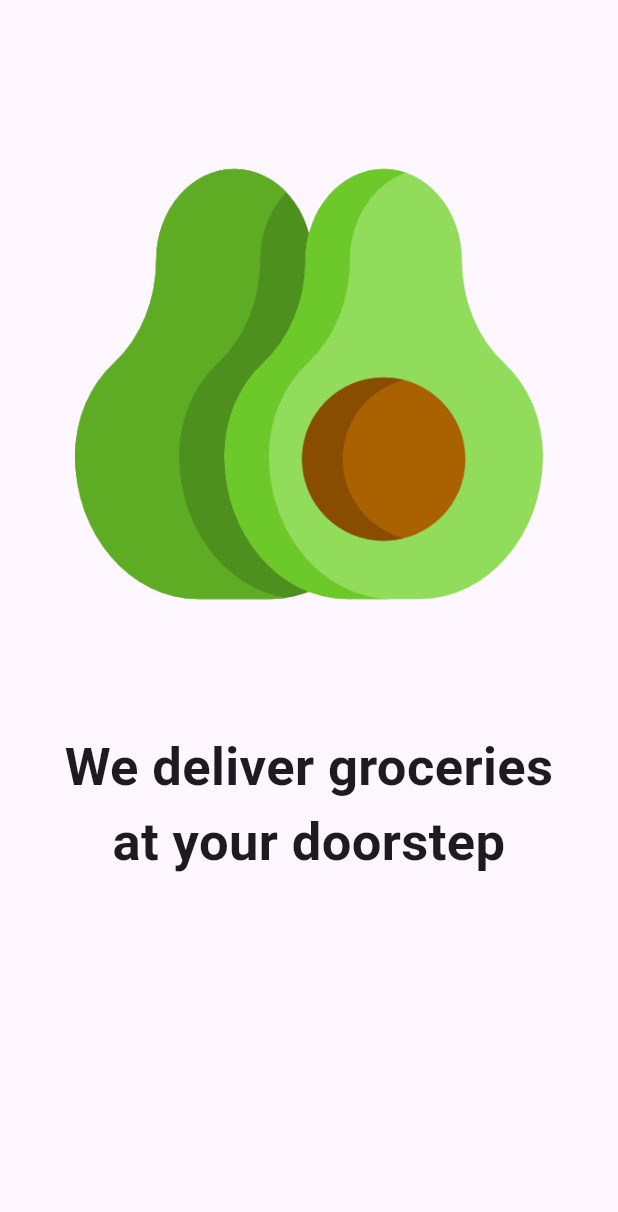
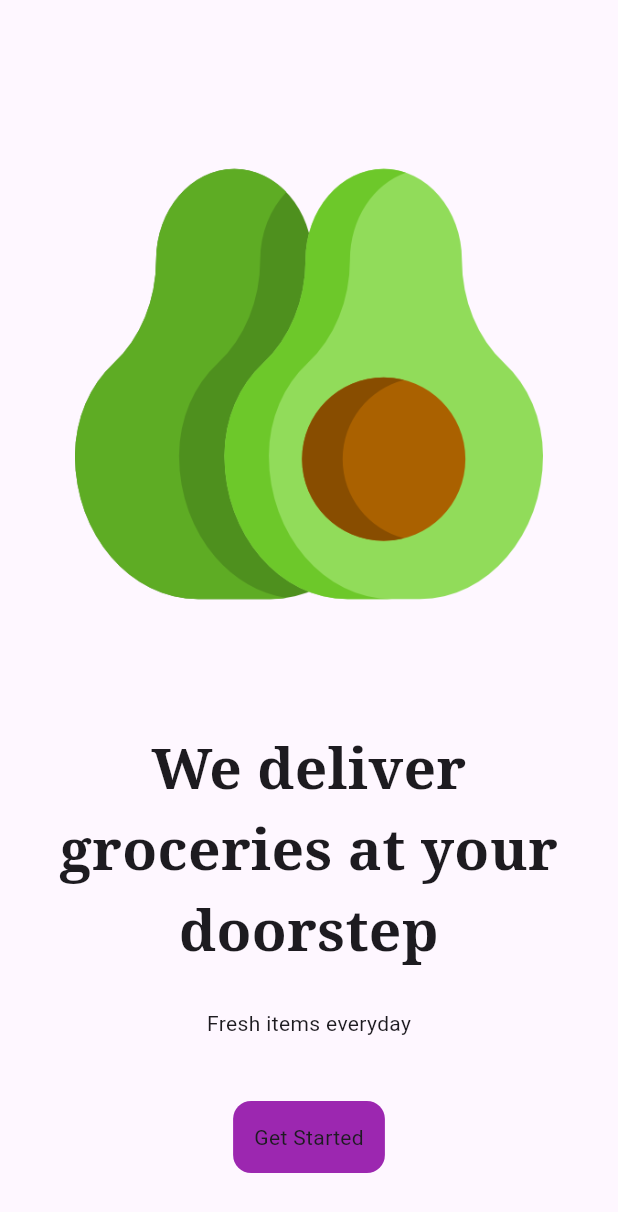
Before and after one commit to yubraja/flutter-ui, a Flutter app: the screen it shows after launch, on a phone screen of 412 x 824 dp. Shown: the top 1212 px of the screen. Run offline on Flutter 3.47's test engine with Material 2 defaults, Android fonts, the phone set to English and light mode, and no system bars; our stand-ins replace google_fonts.

Commit message:
intor page completed

```diff
--- a/UI_learning/lib/pages/intro_page.dart
+++ b/UI_learning/lib/pages/intro_page.dart
@@ -1,4 +1,6 @@
 import 'package:flutter/material.dart';
+import 'package:google_fonts/google_fonts.dart';
+import './home_page.dart';
 
 class IntroPage extends StatelessWidget {
   const IntroPage({super.key});
@@ -8,16 +10,19 @@ class IntroPage extends StatelessWidget {
     return Scaffold(
       body: Column(
         children: [
+          //image added
           Padding(
             padding: EdgeInsets.fromLTRB(50, 100, 50, 50),
             child: Image.asset('lib/images/avocado.png'),
           ),
+          //we deliver grocries
+
           Padding(
             padding: const EdgeInsets.all(24.0),
             child: Text(
               'We deliver groceries at your doorstep',
-              style: TextStyle(
-                fontSize: 35,
+              style: GoogleFonts.notoSerif(
+                fontSize: 38,
                 fontWeight: FontWeight.bold,
 
               ),
@@ -25,9 +30,32 @@ class IntroPage extends StatelessWidget {
             ),
           ),
 
+//fresh items everyday
+
+          Text(
+            'Fresh items everyday',
+          ),
+          Spacer(),
 
 
+          GestureDetector(
+            onTap: ()=>Navigator.pushReplacement(context, MaterialPageRoute(builder:(context){
+             return  HomePage();
 
+            }
+            )),
+            child: Container(
+              padding: EdgeInsets.all(14),
+              child: Text('Get Started'),
+              decoration: BoxDecoration(
+                borderRadius: BorderRadius.circular(12),
+                color: Colors.purple,
+              ),
+            ),
+          ),
+
+
+          Spacer(),
         ],
       ),
     );
```
Also changed, not shown: UI_learning/lib/pages/home_page.dart (added, +38 -0 lines), UI_learning/pubspec.yaml (+1 -7 lines), UI_learning/pubspec.lock, 1 other file.
